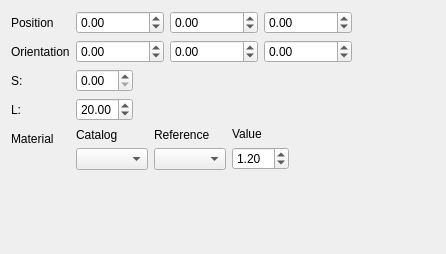
cihologramas/freecad-pyoptools, file freecad/pyoptools/GUI/DovePrism.ui: the form before one commit.
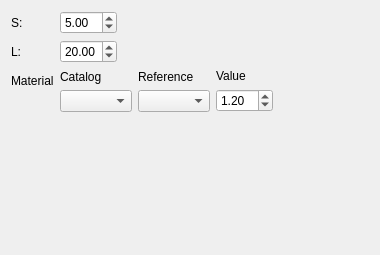
The form after the commit.

Commit message:
Some dialogs updated to be able to use widgetMix
A new infrastructure was developed to simplify the reuse of widgets, and also to allow the design of such widgets with designer.

What changed in the file:
```diff
--- a/freecad/pyoptools/GUI/DovePrism.ui
+++ b/freecad/pyoptools/GUI/DovePrism.ui
@@ -1,19 +1,19 @@
 <?xml version="1.0" encoding="UTF-8"?>
 <ui version="4.0">
- <class>Dialog</class>
- <widget class="QDialog" name="Dialog">
+ <class>Form</class>
+ <widget class="QWidget" name="Form">
   <property name="geometry">
    <rect>
     <x>0</x>
     <y>0</y>
-    <width>446</width>
-    <height>254</height>
+    <width>380</width>
+    <height>255</height>
    </rect>
   </property>
   <property name="windowTitle">
    <string>Dialog</string>
   </property>
-  <layout class="QHBoxLayout" name="horizontalLayout_4">
+  <layout class="QVBoxLayout" name="verticalLayout">
    <item>
     <layout class="QFormLayout" name="formLayout">
      <property name="sizeConstraint">
@@ -23,112 +23,41 @@
       <enum>QFormLayout::ExpandingFieldsGrow</enum>
      </property>
      <item row="0" column="0">
-      <widget class="QLabel" name="label_10">
+      <widget class="QLabel" name="label">
        <property name="text">
-        <string>Position</string>
+        <string>S:</string>
        </property>
       </widget>
      </item>
      <item row="0" column="1">
-      <layout class="QHBoxLayout" name="horizontalLayout_3">
-       <item>
-        <widget class="QDoubleSpinBox" name="Xpos">
-         <property name="minimum">
-          <double>-1000000.000000000000000</double>
-         </property>
-         <property name="maximum">
-          <double>1000000.000000000000000</double>
-         </property>
-        </widget>
-       </item>
-       <item>
-        <widget class="QDoubleSpinBox" name="Ypos">
-         <property name="minimum">
-          <double>-1000000.000000000000000</double>
-         </property>
-         <property name="maximum">
-          <double>1000000.000000000000000</double>
-         </property>
-        </widget>
-       </item>
-       <item>
-        <widget class="QDoubleSpinBox" name="Zpos">
-         <property name="minimum">
-          <double>-1000000.000000000000000</double>
-         </property>
-         <property name="maximum">
-          <double>1000000.000000000000000</double>
-         </property>
-        </widget>
-       </item>
-      </layout>
+      <widget class="QDoubleSpinBox" name="S">
+       <property name="value">
+        <double>5.000000000000000</double>
+       </property>
+      </widget>
      </item>
      <item row="1" column="0">
-      <widget class="QLabel" name="label_7">
-       <property name="text">
-        <string>Orientation</string>
-       </property>
-      </widget>
-     </item>
-     <item row="1" column="1">
-      <layout class="QHBoxLayout" name="horizontalLayout">
-       <item>
-        <widget class="QDoubleSpinBox" name="Xrot">
-         <property name="minimum">
-          <double>-1000000.000000000000000</double>
-         </property>
-         <property name="maximum">
-          <double>1000000.000000000000000</double>
-         </property>
-        </widget>
-       </item>
-       <item>
-        <widget class="QDoubleSpinBox" name="Yrot">
-         <property name="minimum">
-          <double>-1000000.000000000000000</double>
-         </property>
-         <property name="maximum">
-          <double>1000000.000000000000000</double>
-         </property>
-         <property name="value">
-          <double>0.000000000000000</double>
-         </property>
-        </widget>
-       </item>
-       <item>
-        <widget class="QDoubleSpinBox" name="Zrot">
-         <property name="minimum">
-          <double>-1000000.000000000000000</double>
-         </property>
-         <property name="maximum">
-          <double>1000000.000000000000000</double>
-         </property>
-        </widget>
-       </item>
-      </layout>
-     </item>
-     <item row="3" column="0">
       <widget class="QLabel" name="label_2">
        <property name="text">
         <string>L:</string>
        </property>
       </widget>
      </item>
-     <item row="3" column="1">
+     <item row="1" column="1">
       <widget class="QDoubleSpinBox" name="L">
        <property name="value">
         <double>20.000000000000000</double>
        </property>
       </widget>
      </item>
-     <item row="4" column="0">
+     <item row="2" column="0">
       <widget class="QLabel" name="label_5">
        <property name="text">
         <string>Material</string>
        </property>
       </widget>
      </item>
-     <item row="4" column="1">
+     <item row="2" column="1">
       <layout class="QHBoxLayout" name="horizontalLayout_2">
        <item>
         <layout class="QVBoxLayout" name="verticalLayout_4">
@@ -184,16 +113,6 @@
        </item>
       </layout>
      </item>
-     <item row="2" column="0">
-      <widget class="QLabel" name="label">
-       <property name="text">
-        <string>S:</string>
-       </property>
-      </widget>
-     </item>
-     <item row="2" column="1">
-      <widget class="QDoubleSpinBox" name="S"/>
-     </item>
     </layout>
    </item>
   </layout>
```
Left out of the diff: 2 changed lines with no effect on the pictures. The commit also changes 19 other files.
